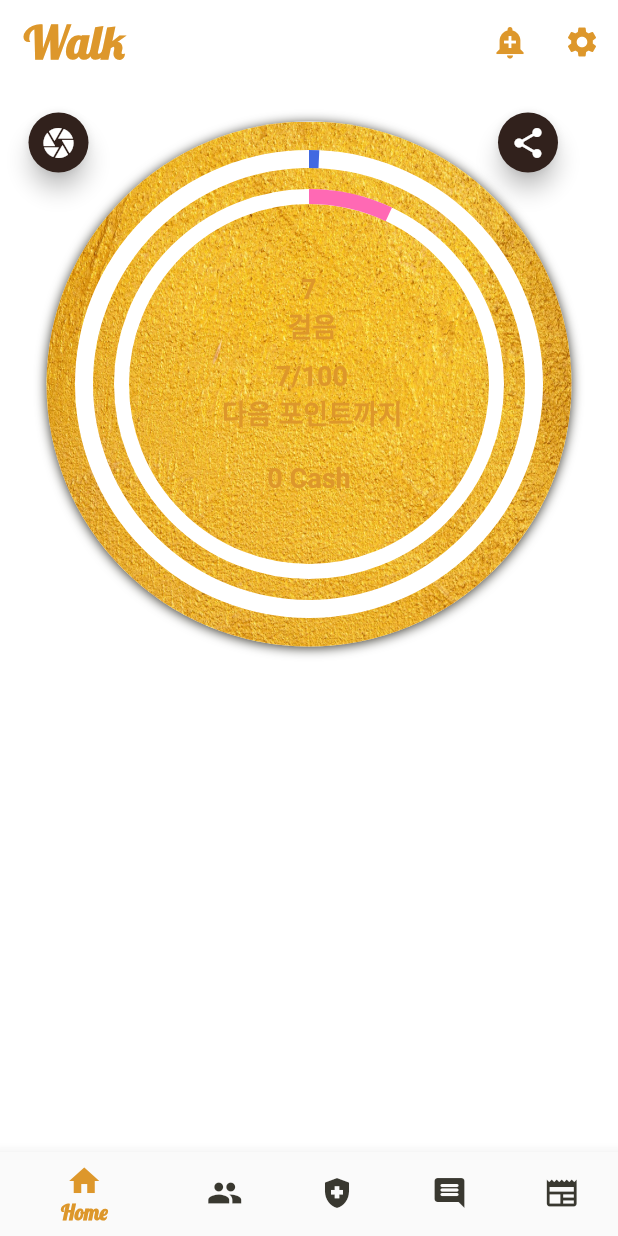
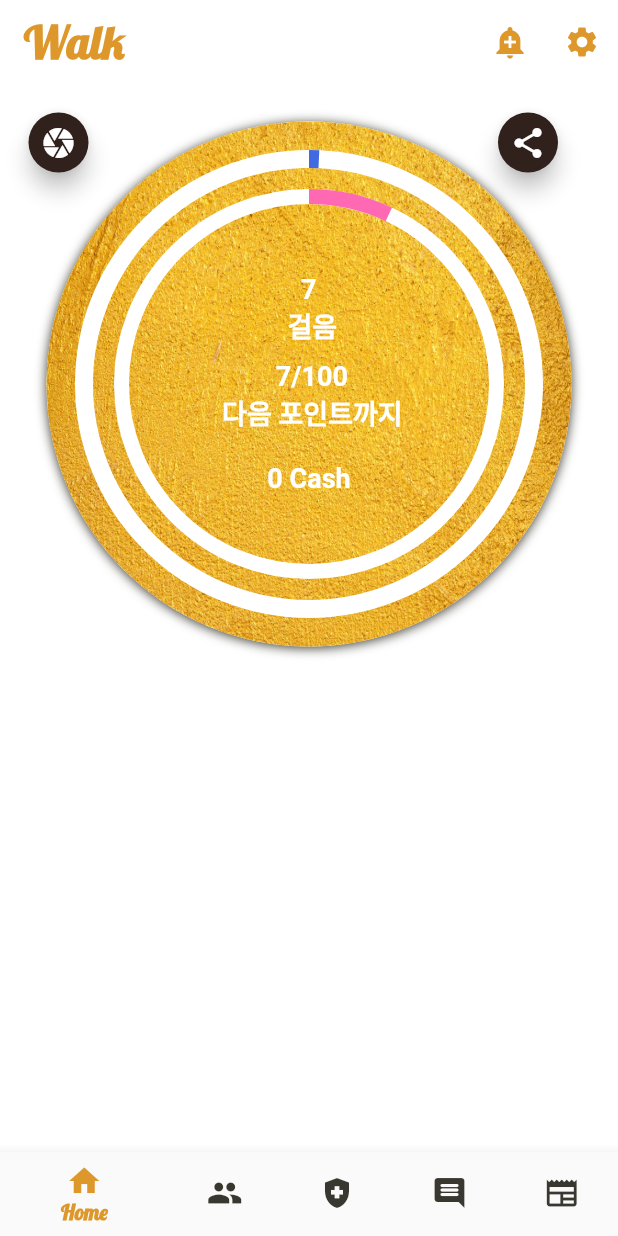
Before and after one commit to dc143cDev/cashwalk-clone, a Flutter app: the screen it shows after launch, on a phone screen of 412 x 824 dp. Run offline on Flutter 3.47's test engine with Material 2 defaults, Android fonts, the light colour scheme and no system bars; our stand-ins replace flutter_colorpicker, get, get_storage, image_picker, step_progress_indicator; Roboto replaces fonts that are missing (IBMKR); statements that could not run were skipped; project files that could hold a hidden picture were left out.

Commit message:
인디케이터 ui 완성

```diff
--- a/lib/app/modules/camera/controllers/camera_controller.dart
+++ b/lib/app/modules/camera/controllers/camera_controller.dart
@@ -21,7 +21,7 @@ class CameraController extends GetxController {
   //int 값이어야 storage 에 저장할수 있기에, Color 위젯이 아닌 int 로 표기함.
   var totalColor = 0xFf4169e1.obs;
   var walkColor = 0xFFff69b4.obs;
-  var textColor = 0xFFdd972b.obs;
+  var textColor = 0xffffffff.obs;
 
   //color picker 가 감지할 색상.
   var selectedTotalColor = Color(0).obs;
--- a/lib/app/modules/walk/controllers/walk_controller.dart
+++ b/lib/app/modules/walk/controllers/walk_controller.dart
@@ -32,7 +32,7 @@ class WalkController extends GetxController {
   //current~ 컬러들이 int 값이기에, 값을 받아주려면 똑같이 int 여야함. 따라서 int color 값.
   var initTotalColor = 0xFf4169e1.obs;
   var initWalkColor = 0xFFff69b4.obs;
-  var initTextColor = 0xFFdd972b.obs;
+  var initTextColor = 0xffffffff.obs;
 
   //100걸음과 총 걸음수 최대값.
   //목업이기에 사용하는 것이지, 실제로는 유저가 맥스값을 설정할수 있게 해야함.
--- a/lib/app/modules/walk/views/walk_view.dart
+++ b/lib/app/modules/walk/views/walk_view.dart
@@ -85,7 +85,7 @@ class WalkView extends GetView<WalkController> {
                         controller: controller.indicatorController,
                         onPageChanged: controller.onIndicatorPageChanged,
                         children: [
-                          //Indicator type A
+                          //Indicator
                           IndicatorCircularView(),
                           IndicatorStepView(),
                           IndicatorCircularBView(),
--- a/lib/main.dart
+++ b/lib/main.dart
@@ -17,7 +17,6 @@ Future main() async {
   print(GetStorage().read('test'));
   runApp(
     GetMaterialApp(
-      theme: ThemeData(backgroundColor: bgColor),
       debugShowCheckedModeBanner: false,
       title: "Application",
       initialRoute: AppPages.INITIAL,
```
